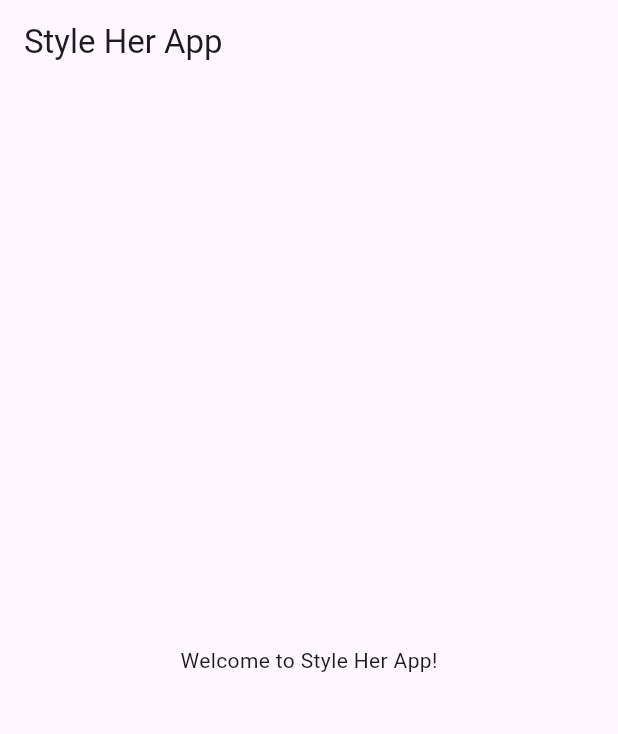
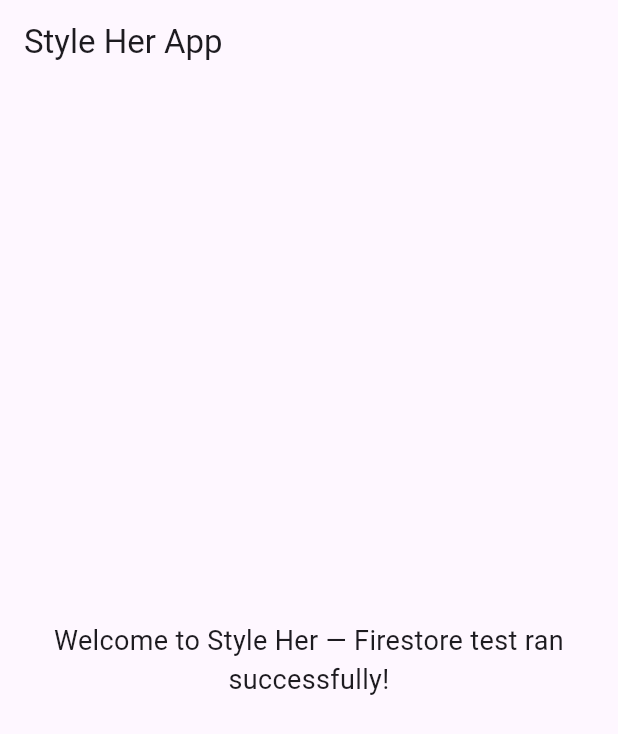
Before and after one commit to D-Agbikossi/style_her_app, a Flutter app: the screen it shows after launch, on a phone screen of 412 x 824 dp. Shown: the top 734 px of the screen. Run offline on Flutter 3.47's test engine with Material 3 defaults, Android fonts, the phone set to English and light mode, and no system bars; our stand-ins replace cloud_firestore, firebase_auth, firebase_core; accounts and stored records are empty.

Commit message:
Setting up firestore

```diff
--- /dev/null
+++ b/backend /firebase/firestore.indexes.json
@@ -0,0 +1,4 @@
+{
+  "indexes": [],
+  "fieldOverrides": []
+}
--- a/frontend/lib/main.dart
+++ b/frontend/lib/main.dart
@@ -1,12 +1,24 @@
 import 'package:flutter/material.dart';
 import 'package:firebase_core/firebase_core.dart';
 import 'firebase_options.dart'; // generated by flutterfire
+
+import 'package:cloud_firestore/cloud_firestore.dart';
+import 'package:firebase_auth/firebase_auth.dart';
+import 'services/firestore_test.dart'; // 👈 import the test file
 
 Future<void> main() async {
   WidgetsFlutterBinding.ensureInitialized();
   await Firebase.initializeApp(
     options: DefaultFirebaseOptions.currentPlatform,
   );
+
+  // Connect Firestore + Auth to local emulator (optional for dev)
+  FirebaseFirestore.instance.useFirestoreEmulator('localhost', 8080);
+  FirebaseAuth.instance.useAuthEmulator('localhost', 9099);
+
+  // Run a Firestore connectivity test once on startup
+  await testFirestore();
+
   runApp(const MyApp());
 }
 
@@ -16,13 +28,27 @@ class MyApp extends StatelessWidget {
   @override
   Widget build(BuildContext context) {
     return MaterialApp(
-      title: 'Style Her App',
-      home: Scaffold(
-        appBar: AppBar(
-          title: const Text('Style Her App'),
-        ),
-        body: const Center(
-          child: Text('Welcome to Style Her App!'),
+      title: 'Style Her',
+      theme: ThemeData(
+        primarySwatch: Colors.blue,
+      ),
+      home: const HomeScreen(),
+    );
+  }
+}
+
+class HomeScreen extends StatelessWidget {
+  const HomeScreen({super.key});
+
+  @override
+  Widget build(BuildContext context) {
+    return Scaffold(
+      appBar: AppBar(title: const Text('Style Her App')),
+      body: const Center(
+        child: Text(
+          'Welcome to Style Her — Firestore test ran successfully!',
+          textAlign: TextAlign.center,
+          style: TextStyle(fontSize: 18),
         ),
       ),
     );
--- /dev/null
+++ b/frontend/lib/services/firestore_test.dart
@@ -0,0 +1,10 @@
+import 'package:cloud_firestore/cloud_firestore.dart';
+
+Future<void> testFirestore() async {
+  try {
+    await FirebaseFirestore.instance.collection('test').add({'check': 'connected'});
+    print('✅ Firestore write succeeded');
+  } catch (e) {
+    print('❌ Firestore error: $e');
+  }
+}
```
Also changed, not shown: backend /firebase/firebase.json (added), 10 other files.
